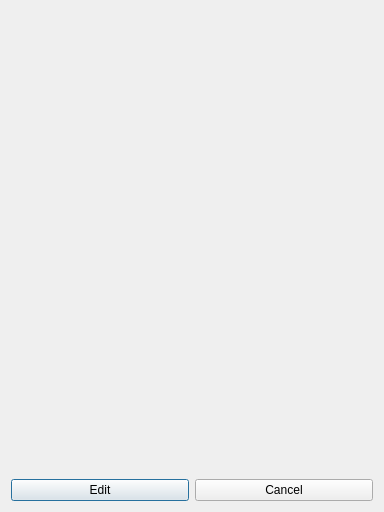
Above: client/UserWidget.ui from anphetamina/CoText before the change. Below: the same form after it.
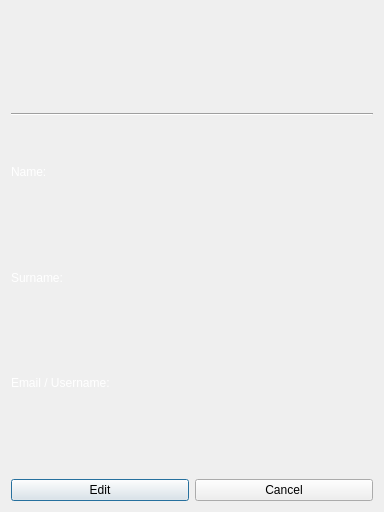
That is the form after the change.

Diff of the .ui file:
```diff
--- a/client/UserWidget.ui
+++ b/client/UserWidget.ui
@@ -91,27 +91,20 @@
     </layout>
    </item>
    <item>
-    <layout class="QHBoxLayout" name="Layout3">
-     <item>
-      <spacer name="horizontalSpacer_2">
+    <widget class="Line" name="line">
        <property name="orientation">
         <enum>Qt::Horizontal</enum>
        </property>
-       <property name="sizeHint" stdset="0">
-        <size>
-         <width>40</width>
-         <height>20</height>
-        </size>
-       </property>
-      </spacer>
+    </widget>
      </item>
      <item>
-      <widget class="QLabel" name="Name">
+    <layout class="QVBoxLayout" name="verticalLayout_4">
+     <item>
+      <layout class="QHBoxLayout" name="horizontalLayout_2">
+       <item>
+        <widget class="QLabel" name="label">
        <property name="text">
-        <string/>
-       </property>
-       <property name="alignment">
-        <set>Qt::AlignCenter</set>
+          <string>Name: </string>
        </property>
       </widget>
      </item>
@@ -120,8 +113,34 @@
        <property name="orientation">
         <enum>Qt::Horizontal</enum>
        </property>
+         <property name="sizeType">
+          <enum>QSizePolicy::Fixed</enum>
+         </property>
        <property name="sizeHint" stdset="0">
         <size>
+           <width>75</width>
+           <height>20</height>
+          </size>
+         </property>
+        </spacer>
+       </item>
+       <item>
+        <widget class="QLabel" name="Name">
+         <property name="text">
+          <string/>
+         </property>
+         <property name="alignment">
+          <set>Qt::AlignCenter</set>
+         </property>
+        </widget>
+       </item>
+       <item>
+        <spacer name="horizontalSpacer_2">
+         <property name="orientation">
+          <enum>Qt::Horizontal</enum>
+         </property>
+         <property name="sizeHint" stdset="0">
+          <size>
          <width>40</width>
          <height>20</height>
         </size>
@@ -130,16 +149,28 @@
      </item>
     </layout>
    </item>
+    </layout>
+   </item>
    <item>
-    <layout class="QHBoxLayout" name="Layout4">
+    <layout class="QHBoxLayout" name="Layout3">
      <item>
-      <spacer name="horizontalSpacer_4">
+      <widget class="QLabel" name="label_2">
+       <property name="text">
+        <string>Surname: </string>
+       </property>
+      </widget>
+     </item>
+     <item>
+      <spacer name="horizontalSpacer_5">
        <property name="orientation">
         <enum>Qt::Horizontal</enum>
        </property>
+       <property name="sizeType">
+        <enum>QSizePolicy::Fixed</enum>
+       </property>
        <property name="sizeHint" stdset="0">
         <size>
-         <width>40</width>
+         <width>58</width>
          <height>20</height>
         </size>
        </property>
@@ -156,7 +187,7 @@
       </widget>
      </item>
      <item>
-      <spacer name="horizontalSpacer_3">
+      <spacer name="horizontalSpacer_4">
        <property name="orientation">
         <enum>Qt::Horizontal</enum>
        </property>
@@ -171,15 +202,25 @@
     </layout>
    </item>
    <item>
-    <layout class="QHBoxLayout" name="spaceLayout">
+    <layout class="QHBoxLayout" name="Layout4">
+     <item>
+      <widget class="QLabel" name="label_3">
+       <property name="text">
+        <string>Email / Username: </string>
+       </property>
+      </widget>
+     </item>
      <item>
       <spacer name="horizontalSpacer_11">
        <property name="orientation">
         <enum>Qt::Horizontal</enum>
        </property>
+       <property name="sizeType">
+        <enum>QSizePolicy::Fixed</enum>
+       </property>
        <property name="sizeHint" stdset="0">
         <size>
-         <width>40</width>
+         <width>7</width>
          <height>20</height>
         </size>
        </property>
@@ -210,6 +251,26 @@
      </item>
     </layout>
    </item>
+   <item>
+    <layout class="QHBoxLayout" name="spaceLayout">
+     <item>
+      <spacer name="verticalSpacer">
+       <property name="orientation">
+        <enum>Qt::Vertical</enum>
+       </property>
+       <property name="sizeType">
+        <enum>QSizePolicy::Minimum</enum>
+       </property>
+       <property name="sizeHint" stdset="0">
+        <size>
+         <width>20</width>
+         <height>40</height>
+        </size>
+       </property>
+      </spacer>
+     </item>
+    </layout>
+   </item>
    <item>
     <layout class="QHBoxLayout" name="Layout5">
      <item>
```
Lines whose indentation alone changed are shown as unchanged.
